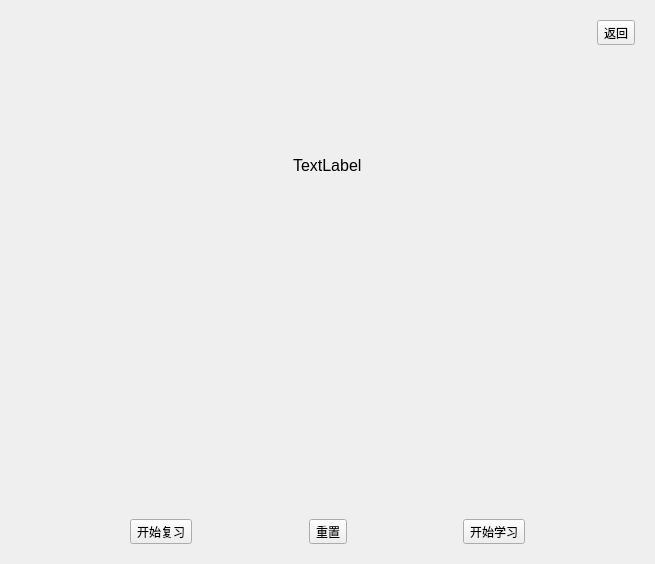
First picture: the form in WordLite/learnwidget.ui, repository Staaaaaaaaar/WordHub, before the edit.
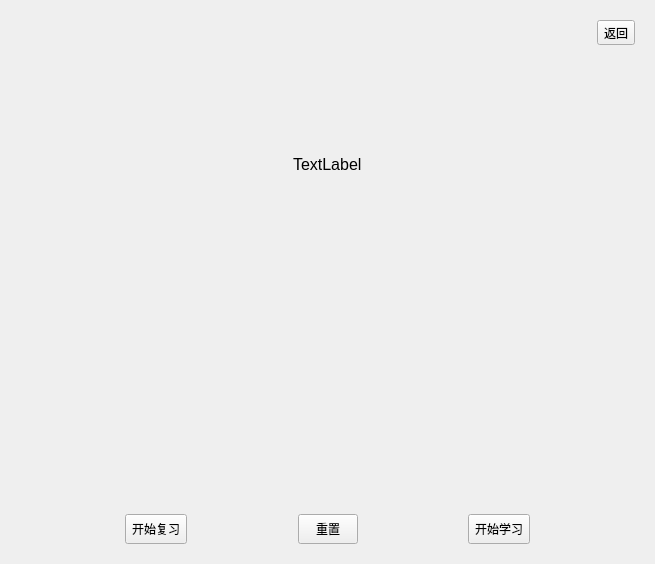
Second picture: the form after the edit. The open tabs and pages were chosen to show the change.

Commit message: 改了一点按钮

Patch:
```diff
--- a/WordLite/learnwidget.ui
+++ b/WordLite/learnwidget.ui
@@ -118,6 +118,18 @@
          </item>
          <item>
           <widget class="QToolButton" name="reviewButton">
+           <property name="sizePolicy">
+            <sizepolicy hsizetype="Fixed" vsizetype="Fixed">
+             <horstretch>0</horstretch>
+             <verstretch>0</verstretch>
+            </sizepolicy>
+           </property>
+           <property name="minimumSize">
+            <size>
+             <width>60</width>
+             <height>30</height>
+            </size>
+           </property>
            <property name="text">
             <string>开始复习</string>
            </property>
@@ -138,6 +150,12 @@
          </item>
          <item>
           <widget class="QToolButton" name="resetButton">
+           <property name="minimumSize">
+            <size>
+             <width>60</width>
+             <height>30</height>
+            </size>
+           </property>
            <property name="text">
             <string>重置</string>
            </property>
@@ -158,6 +176,12 @@
          </item>
          <item>
           <widget class="QToolButton" name="learnButton">
+           <property name="minimumSize">
+            <size>
+             <width>60</width>
+             <height>30</height>
+            </size>
+           </property>
            <property name="text">
             <string>开始学习</string>
            </property>
```
Left out of the diff: 31 changed lines with no effect on the pictures. The commit also changes 6 other files.
